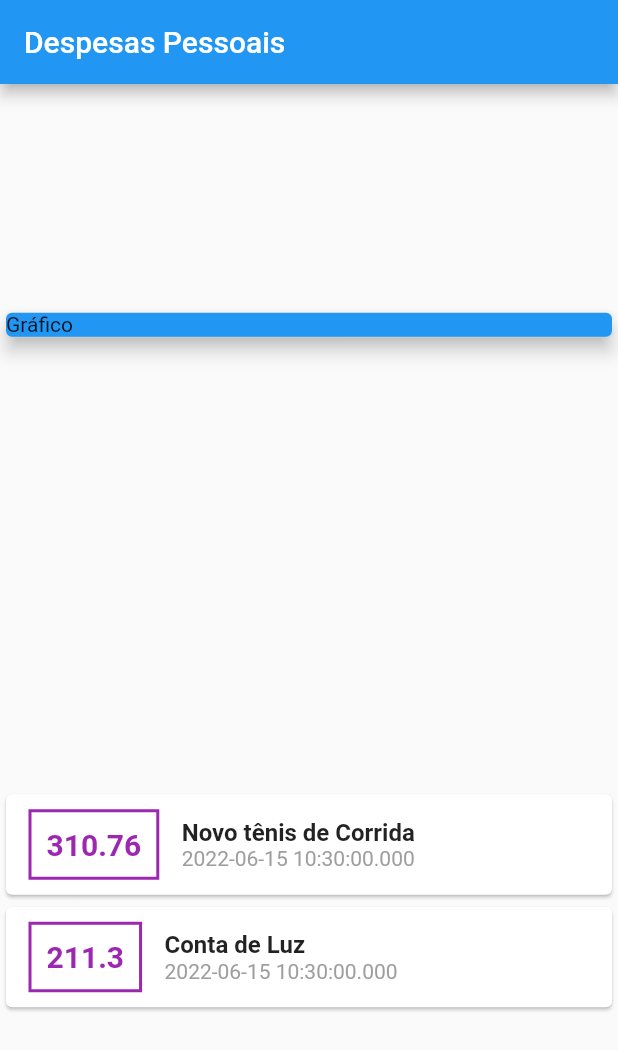
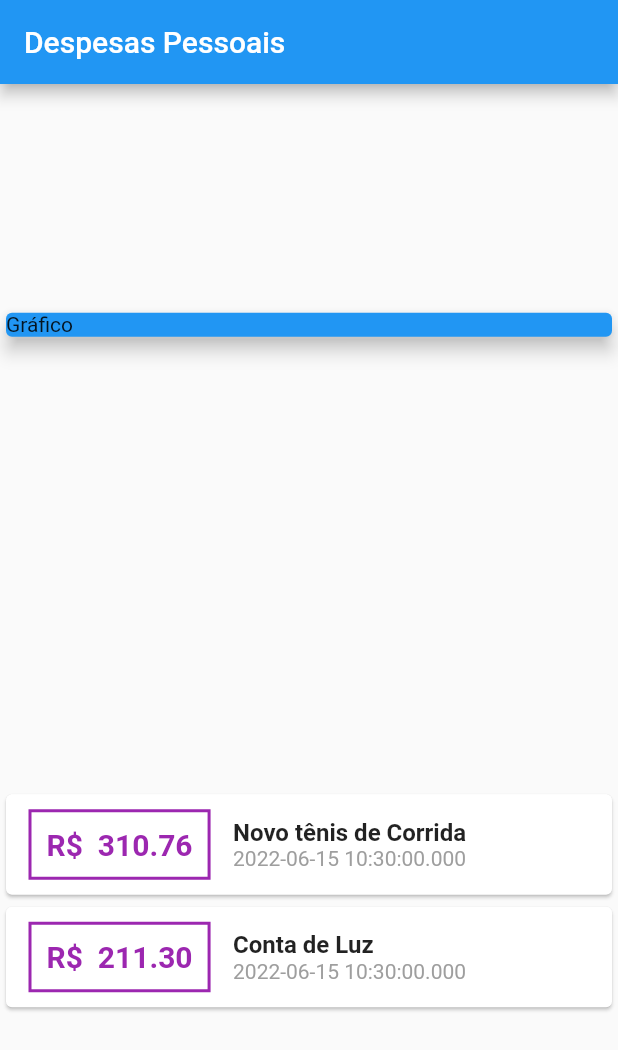
Before and after one commit to edmarques11/expenses_flutter_app, a Flutter app: the screen it shows after launch, on a phone screen of 412 x 824 dp. Shown: the top 1050 px of the screen. Run offline on Flutter 3.47's test engine with Material 2 defaults, Android fonts, the phone set to English and light mode, and no system bars.

Commit message:
feature: add currency representation

```diff
--- a/lib/main.dart
+++ b/lib/main.dart
@@ -67,7 +67,7 @@ class MyHomePage extends StatelessWidget {
                       ),
                       padding: const EdgeInsets.all(10),
                       child: Text(
-                        tr.value.toString(),
+                        "R\$  ${tr.value.toStringAsFixed(2)}",
                         style: const TextStyle(
                           fontWeight: FontWeight.bold,
                           fontSize: 20,
```
